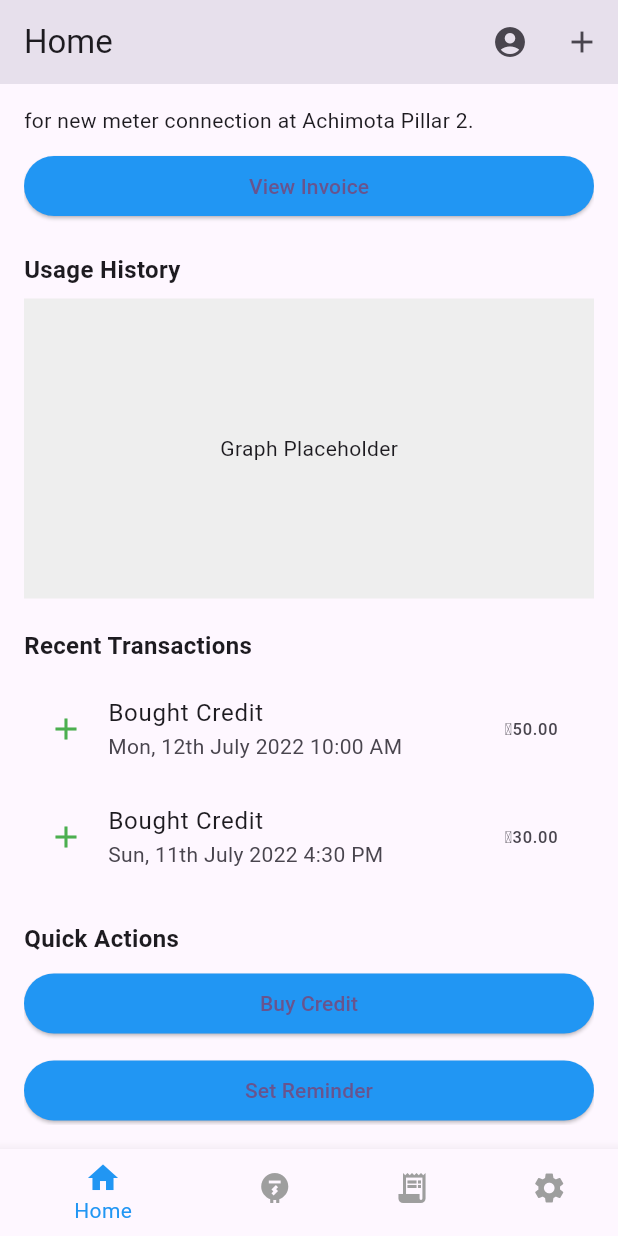
After one commit to kwakuNti/PowerTrack, a Flutter app: the HomePage screen opened directly, scrolled down 497 dp, after a tap on "View Invoice", on a phone screen of 412 x 824 dp. The commit adds this screen. Run offline on Flutter 3.47's test engine with Material 3 defaults, Android fonts, the phone set to English and light mode, and no system bars; our stand-ins replace flutter_spinkit; network calls fail.

Commit message:
chore: Add navigation to home page after OTP verification

```diff
--- /dev/null
+++ b/frontend/lib/home.dart
@@ -0,0 +1,279 @@
+import 'package:flutter/material.dart';
+
+class HomePage extends StatefulWidget {
+  const HomePage({super.key});
+
+  @override
+  State<HomePage> createState() => _HomePageState();
+}
+
+class _HomePageState extends State<HomePage> {
+  int _selectedIndex = 0;
+
+  static const List<Widget> _widgetOptions = <Widget>[
+    HomeScreen(),
+    MetersScreen(),
+    TransactionsScreen(),
+    SettingsScreen(), // Updated to SettingsScreen
+  ];
+
+  void _onItemTapped(int index) {
+    setState(() {
+      _selectedIndex = index;
+    });
+  }
+
+  @override
+  Widget build(BuildContext context) {
+    return Scaffold(
+      appBar: AppBar(
+        title: const Text('Home'),
+        automaticallyImplyLeading: false, // This line removes the back button
+        actions: [
+          IconButton(
+            icon: const Icon(Icons.account_circle),
+            onPressed: () {
+              // Add profile navigation functionality here
+            },
+          ),
+          IconButton(
+            icon: const Icon(Icons.add),
+            onPressed: () {
+              // Add new item functionality here
+            },
+          ),
+        ],
+      ),
+      body: _widgetOptions.elementAt(_selectedIndex),
+      bottomNavigationBar: BottomNavigationBar(
+        items: const <BottomNavigationBarItem>[
+          BottomNavigationBarItem(
+            icon: Icon(Icons.home),
+            label: 'Home',
+          ),
+          BottomNavigationBarItem(
+            icon: Icon(Icons.electric_meter),
+            label: 'Meters',
+          ),
+          BottomNavigationBarItem(
+            icon: Icon(Icons.receipt_long),
+            label: 'Transactions',
+          ),
+          BottomNavigationBarItem(
+            icon: Icon(Icons.settings), // Updated to settings icon
+            label: 'Settings', // Updated to Settings
+          ),
+        ],
+        currentIndex: _selectedIndex,
+        selectedItemColor: Colors.blue,
+        unselectedItemColor: Colors.grey, // Set unselected item color to grey
+        onTap: _onItemTapped,
+      ),
+    );
+  }
+}
+
+class HomeScreen extends StatelessWidget {
+  const HomeScreen({super.key});
+
+  @override
+  Widget build(BuildContext context) {
+    return Padding(
+      padding: const EdgeInsets.all(16.0),
+      child: ListView(
+        children: [
+          const Text(
+            'Scheduled Maintenance',
+            style: TextStyle(
+              fontSize: 16,
+              fontWeight: FontWeight.bold,
+            ),
+          ),
+          const SizedBox(height: 8),
+          const Text(
+            'Mon, 13th July 2022 7:45 PM',
+            style: TextStyle(
+              fontSize: 14,
+              color: Colors.grey,
+            ),
+          ),
+          const SizedBox(height: 8),
+          const Text(
+            'There will be scheduled maintenance at Achimota Bulk Supply Point. Your power will be off from 8am to 2pm.',
+          ),
+          const SizedBox(height: 20),
+          const Text(
+            'ECG releases 8-day ‘dumsor’ timetable for Accra',
+            style: TextStyle(
+              fontSize: 16,
+              fontWeight: FontWeight.bold,
+            ),
+          ),
+          const SizedBox(height: 8),
+          const Text(
+            'Mon, 13th July 2022 7:45 PM',
+            style: TextStyle(
+              fontSize: 14,
+              color: Colors.grey,
+            ),
+          ),
+          const SizedBox(height: 8),
+          const Text(
+            'Lorem ipsum dolor sit amet, consectetur sadipscing elitr, sed diam nonumy eirmodtempor invidunt ut labore et dolore magn.',
+          ),
+          const SizedBox(height: 8),
+          Image.network(
+            'https://via.placeholder.com/150',
+            height: 150,
+            fit: BoxFit.cover,
+          ),
+          const SizedBox(height: 20),
+          const Text(
+            'Invoice for New Meter Connection',
+            style: TextStyle(
+              fontSize: 16,
+              fontWeight: FontWeight.bold,
+            ),
+          ),
+          const SizedBox(height: 8),
+          const Text(
+            '12/12/2022',
+            style: TextStyle(
+              fontSize: 14,
+              color: Colors.grey,
+            ),
+          ),
+          const SizedBox(height: 8),
+          const Text(
+            'An invoice has been sent to you by Franklina Amoah to pay for new meter connection at Achimota Pillar 2.',
+          ),
+          const SizedBox(height: 10),
+          ElevatedButton(
+            onPressed: () {
+              // Add view invoice functionality here
+            },
+            style: ElevatedButton.styleFrom(
+              backgroundColor: Colors.blue,
+              shape: RoundedRectangleBorder(
+                borderRadius: BorderRadius.circular(20),
+              ),
+            ),
+            child: const Text('View Invoice'),
+          ),
+          const SizedBox(height: 20),
+          const Text(
+            'Usage History',
+            style: TextStyle(
+              fontSize: 16,
+              fontWeight: FontWeight.bold,
+            ),
+          ),
+          const SizedBox(height: 8),
+          // Add a placeholder for the usage history graph
+          Container(
+            height: 200,
+            color: Colors.grey[200],
+            child: const Center(child: Text('Graph Placeholder')),
+          ),
+          const SizedBox(height: 20),
+          const Text(
+            'Recent Transactions',
+            style: TextStyle(
+              fontSize: 16,
+              fontWeight: FontWeight.bold,
+            ),
+          ),
+          const SizedBox(height: 8),
+          const ListTile(
+            leading: Icon(Icons.add, color: Colors.green),
+            title: Text('Bought Credit'),
+            subtitle: Text('Mon, 12th July 2022 10:00 AM'),
+            trailing: Text('₵50.00'),
+          ),
+          const ListTile(
+            leading: Icon(Icons.add, color: Colors.green),
+            title: Text('Bought Credit'),
+            subtitle: Text('Sun, 11th July 2022 4:30 PM'),
+            trailing: Text('₵30.00'),
+          ),
+          const SizedBox(height: 20),
+          const Text(
+            'Quick Actions',
+            style: TextStyle(
+              fontSize: 16,
+              fontWeight: FontWeight.bold,
+            ),
+          ),
+          const SizedBox(height: 8),
+          ElevatedButton(
+            onPressed: () {
+              // Add buy credit functionality here
+            },
+            style: ElevatedButton.styleFrom(
+              backgroundColor: Colors.blue,
+              shape: RoundedRectangleBorder(
+                borderRadius: BorderRadius.circular(20),
+              ),
+            ),
+            child: const Text('Buy Credit'),
+          ),
+          const SizedBox(height: 10),
+          ElevatedButton(
+            onPressed: () {
+              // Add set reminder functionality here
+            },
+            style: ElevatedButton.styleFrom(
+              backgroundColor: Colors.blue,
+              shape: RoundedRectangleBorder(
+                borderRadius: BorderRadius.circular(20),
+              ),
+            ),
+            child: const Text('Set Reminder'),
+          ),
+        ],
+      ),
+    );
+  }
+}
+
+class MetersScreen extends StatelessWidget {
+  const MetersScreen({super.key});
+
+  @override
+  Widget build(BuildContext context) {
+    return const Center(
+      child: Text(
+        'Meters Screen',
+        style: TextStyle(fontSize: 24),
+      ),
+    );
+  }
+}
+
+class TransactionsScreen extends StatelessWidget {
+  const TransactionsScreen({super.key});
+
+  @override
+  Widget build(BuildContext context) {
+    return const Center(
+      child: Text(
+        'Transactions Screen',
+        style: TextStyle(fontSize: 24),
+      ),
+    );
+  }
+}
+
+class SettingsScreen extends StatelessWidget {
+  const SettingsScreen({super.key});
+
+  @override
+  Widget build(BuildContext context) {
+    return const Center(
+      child: Text(
+        'Settings Screen',
+        style: TextStyle(fontSize: 24),
+      ),
+    );
+  }
+}
```
Also changed, not shown: frontend/lib/login.dart (+28 -19 lines), frontend/lib/otp_verification.dart (+6 -1 lines), frontend/lib/signup.dart (+31 -16 lines).
